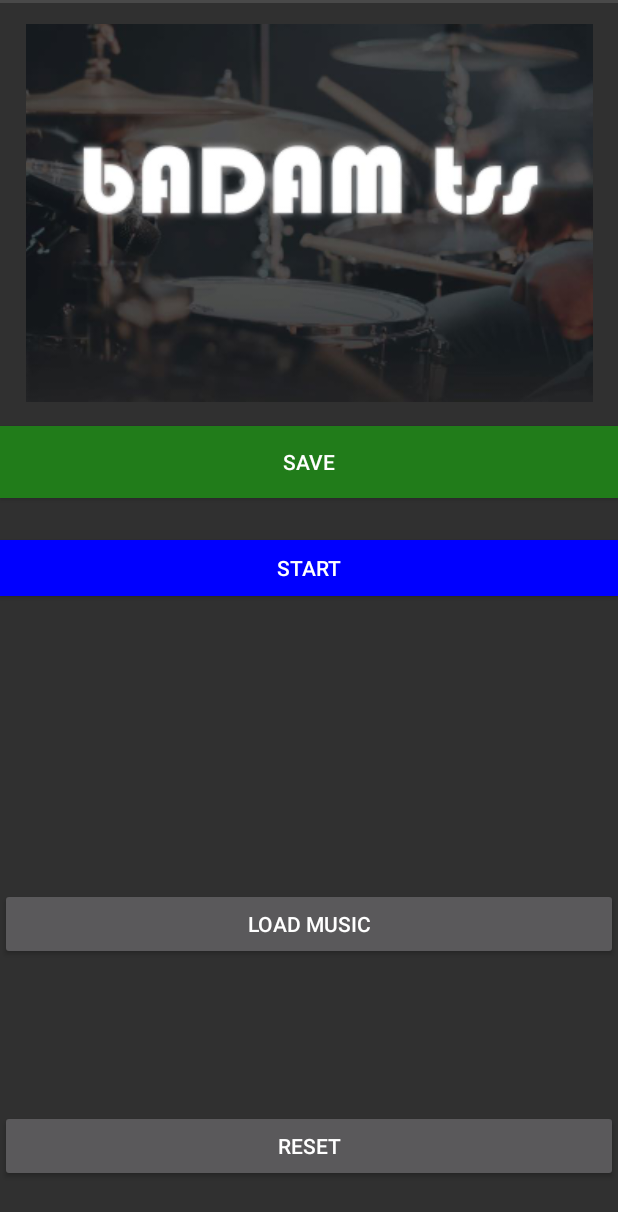
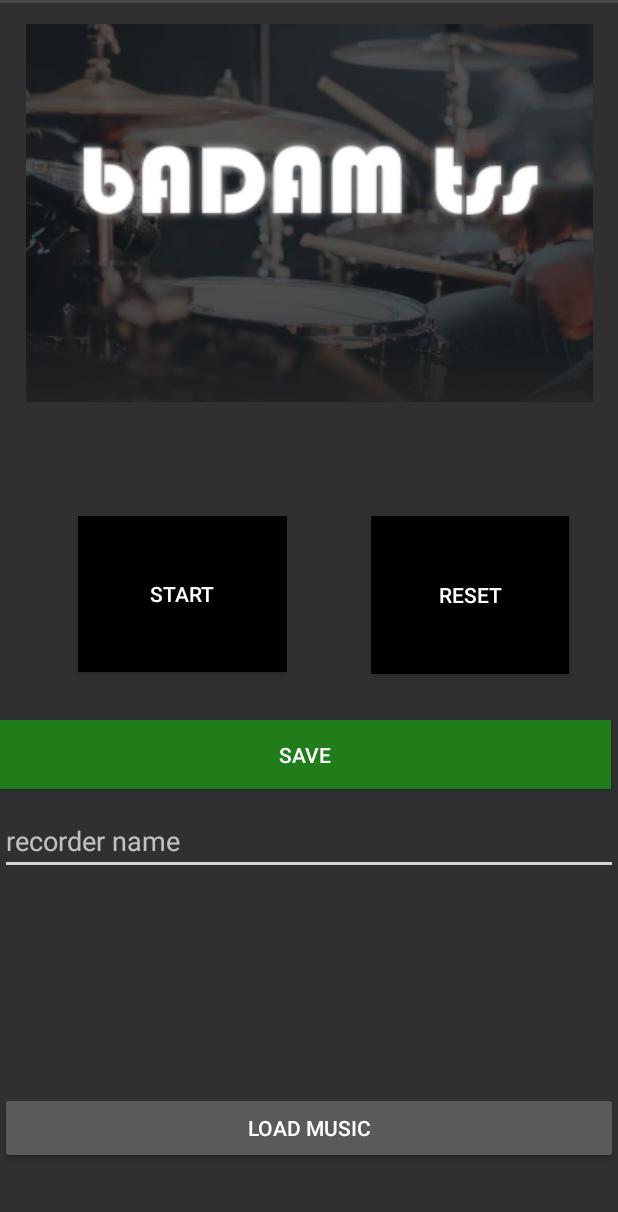
Before and after one commit to OriMeiraz/IOT-project, an Android app: the layout fragment_terminal.xml on its own in the app's theme, with its tools: preview values and no code run, on a phone screen of 412 x 824 dp. Shown: the top 1212 px of the screen. Run offline under Robolectric (Android 15) with nearby library versions, the phone set to English and light mode, and no system bars.

Commit message:
terminal fragment design

```diff
--- a/Tutorial6/Tutorial6/app/src/main/res/layout/fragment_terminal.xml
+++ b/Tutorial6/Tutorial6/app/src/main/res/layout/fragment_terminal.xml
@@ -13,29 +13,16 @@
         android:layout_height="2dp"
         android:background="?android:attr/listDivider" />
 
-    <TextView
-        android:id="@+id/receive_text"
-        android:layout_width="375dp"
-        android:layout_height="88dp"
-        android:layout_marginTop="124dp"
-        android:layout_weight="1"
-        android:freezesText="true"
-        android:gravity="bottom"
-        android:scrollbars="vertical"
-        android:textAppearance="@style/TextAppearance.AppCompat.Medium"
-        app:layout_constraintEnd_toEndOf="parent"
-        app:layout_constraintStart_toStartOf="parent"
-        app:layout_constraintTop_toBottomOf="@+id/start_stop" />
-
     <Button
         android:id="@+id/start_stop"
-        android:layout_width="match_parent"
-        android:layout_height="37dp"
-        android:layout_marginTop="28dp"
-        android:background="#0000FF"
+        android:layout_width="139dp"
+        android:layout_height="104dp"
+        android:layout_marginStart="52dp"
+        android:layout_marginTop="344dp"
+        android:background="#000000"
         android:text="START"
-        app:layout_constraintTop_toBottomOf="@+id/save_button"
-        tools:layout_editor_absoluteX="1dp" />
+        app:layout_constraintStart_toStartOf="parent"
+        app:layout_constraintTop_toTopOf="parent" />
 
     <LinearLayout
         android:id="@+id/linearLayout"
@@ -45,31 +32,26 @@
 
     <Button
         android:id="@+id/reset_btn"
-        android:layout_width="match_parent"
-        android:layout_height="wrap_content"
-        android:layout_marginBottom="36dp"
+        android:layout_width="132dp"
+        android:layout_height="105dp"
+        android:layout_marginStart="56dp"
+        android:layout_marginTop="76dp"
+        android:background="#000000"
         android:text="Reset"
-        app:layout_constraintBottom_toBottomOf="parent"
-        tools:layout_editor_absoluteX="-2dp" />
+        android:visibility="visible"
+        app:layout_constraintStart_toEndOf="@+id/start_stop"
+        app:layout_constraintTop_toBottomOf="@+id/imageView"
+        tools:visibility="visible" />
 
     <Button
         android:id="@+id/save_button"
-        android:layout_width="match_parent"
-        android:layout_height="wrap_content"
-        android:layout_marginTop="16dp"
+        android:layout_width="407dp"
+        android:layout_height="46dp"
+        android:layout_marginTop="212dp"
         android:background="#217C1A"
         android:text="save"
-        app:layout_constraintTop_toBottomOf="@+id/imageView"
-        tools:layout_editor_absoluteX="0dp" />
-
-    <Button
-        android:id="@+id/button2"
-        android:layout_width="match_parent"
-        android:layout_height="wrap_content"
-        android:layout_marginBottom="100dp"
-        android:text="Load Music"
-        app:layout_constraintBottom_toTopOf="@+id/reset_btn"
-        tools:layout_editor_absoluteX="1dp" />
+        app:layout_constraintStart_toStartOf="parent"
+        app:layout_constraintTop_toBottomOf="@+id/imageView" />
 
     <ImageView
         android:id="@+id/imageView"
@@ -81,5 +63,33 @@
         app:layout_constraintStart_toStartOf="parent"
         app:layout_constraintTop_toTopOf="parent" />
 
+    <TextView
+        android:id="@+id/receive_text"
+        android:layout_width="wrap_content"
+        android:layout_height="wrap_content"
+        android:text="TextView"
+        android:visibility="invisible"
+        tools:layout_editor_absoluteX="74dp"
+        tools:layout_editor_absoluteY="304dp"
+        tools:visibility="invisible" />
+
+    <com.google.android.material.textfield.TextInputEditText
+        android:id="@+id/rec_name"
+        android:layout_width="match_parent"
+        android:layout_height="wrap_content"
+        android:layout_marginTop="12dp"
+        android:hint="recorder name"
+        app:layout_constraintTop_toBottomOf="@+id/save_button"
+        tools:layout_editor_absoluteX="3dp" />
+
+    <Button
+        android:id="@+id/button2"
+        android:layout_width="match_parent"
+        android:layout_height="wrap_content"
+        android:layout_marginBottom="48dp"
+        android:text="Load Music"
+        app:layout_constraintBottom_toBottomOf="parent"
+        tools:layout_editor_absoluteX="0dp" />
+
 
 </androidx.constraintlayout.widget.ConstraintLayout>
```
